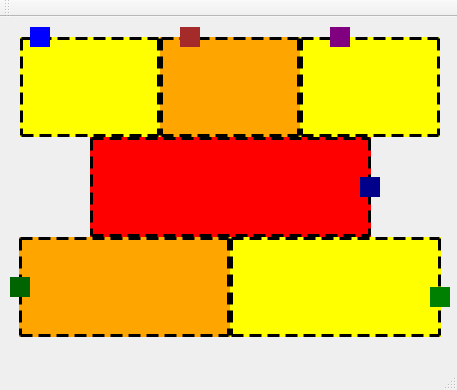
The window that TrainServer/mainwindow.ui (Barbalho12/Train-Project) describes before a commit, drawn with Qt 5.
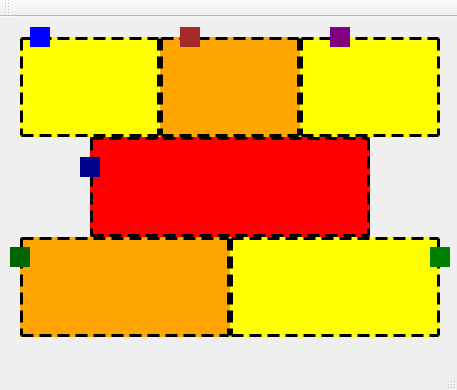
The same window after the commit.

Patch:
```diff
--- a/TrainServer/mainwindow.ui
+++ b/TrainServer/mainwindow.ui
@@ -31,26 +31,26 @@
      <string/>
     </property>
    </widget>
-   <widget class="QLabel" name="labelTrilho02">
-    <property name="geometry">
-     <rect>
-      <x>300</x>
-      <y>20</y>
-      <width>140</width>
-      <height>100</height>
-     </rect>
-    </property>
-    <property name="styleSheet">
-     <string notr="true">background-color: yellow;
-border: 3px dashed black</string>
-    </property>
-    <property name="text">
-     <string/>
-    </property>
-   </widget>
    <widget class="QLabel" name="labelTrilho03">
     <property name="geometry">
      <rect>
+      <x>300</x>
+      <y>20</y>
+      <width>140</width>
+      <height>100</height>
+     </rect>
+    </property>
+    <property name="styleSheet">
+     <string notr="true">background-color: yellow;
+border: 3px dashed black</string>
+    </property>
+    <property name="text">
+     <string/>
+    </property>
+   </widget>
+   <widget class="QLabel" name="labelTrilho02">
+    <property name="geometry">
+     <rect>
       <x>160</x>
       <y>20</y>
       <width>140</width>
@@ -70,7 +70,7 @@
      <rect>
       <x>90</x>
       <y>120</y>
-      <width>281</width>
+      <width>280</width>
       <height>100</height>
      </rect>
     </property>
@@ -82,29 +82,29 @@
      <string/>
     </property>
    </widget>
-   <widget class="QLabel" name="labelTrilho05">
-    <property name="geometry">
-     <rect>
-      <x>230</x>
-      <y>220</y>
-      <width>211</width>
-      <height>100</height>
-     </rect>
-    </property>
-    <property name="styleSheet">
-     <string notr="true">background-color: yellow;
-border: 3px dashed black</string>
-    </property>
-    <property name="text">
-     <string/>
-    </property>
-   </widget>
    <widget class="QLabel" name="labelTrilho06">
     <property name="geometry">
      <rect>
-      <x>19</x>
+      <x>230</x>
       <y>220</y>
-      <width>211</width>
+      <width>210</width>
+      <height>100</height>
+     </rect>
+    </property>
+    <property name="styleSheet">
+     <string notr="true">background-color: yellow;
+border: 3px dashed black</string>
+    </property>
+    <property name="text">
+     <string/>
+    </property>
+   </widget>
+   <widget class="QLabel" name="labelTrilho05">
+    <property name="geometry">
+     <rect>
+      <x>20</x>
+      <y>220</y>
+      <width>210</width>
       <height>100</height>
      </rect>
     </property>
@@ -167,8 +167,8 @@
    <widget class="QLabel" name="labelTrem04">
     <property name="geometry">
      <rect>
-      <x>360</x>
-      <y>160</y>
+      <x>80</x>
+      <y>140</y>
       <width>20</width>
       <height>20</height>
      </rect>
@@ -184,7 +184,7 @@
     <property name="geometry">
      <rect>
       <x>430</x>
-      <y>270</y>
+      <y>230</y>
       <width>20</width>
       <height>20</height>
      </rect>
@@ -200,7 +200,7 @@
     <property name="geometry">
      <rect>
       <x>10</x>
-      <y>260</y>
+      <y>230</y>
       <width>20</width>
       <height>20</height>
      </rect>
```
Left out of the diff: 4 changed lines with no effect on the pictures.
